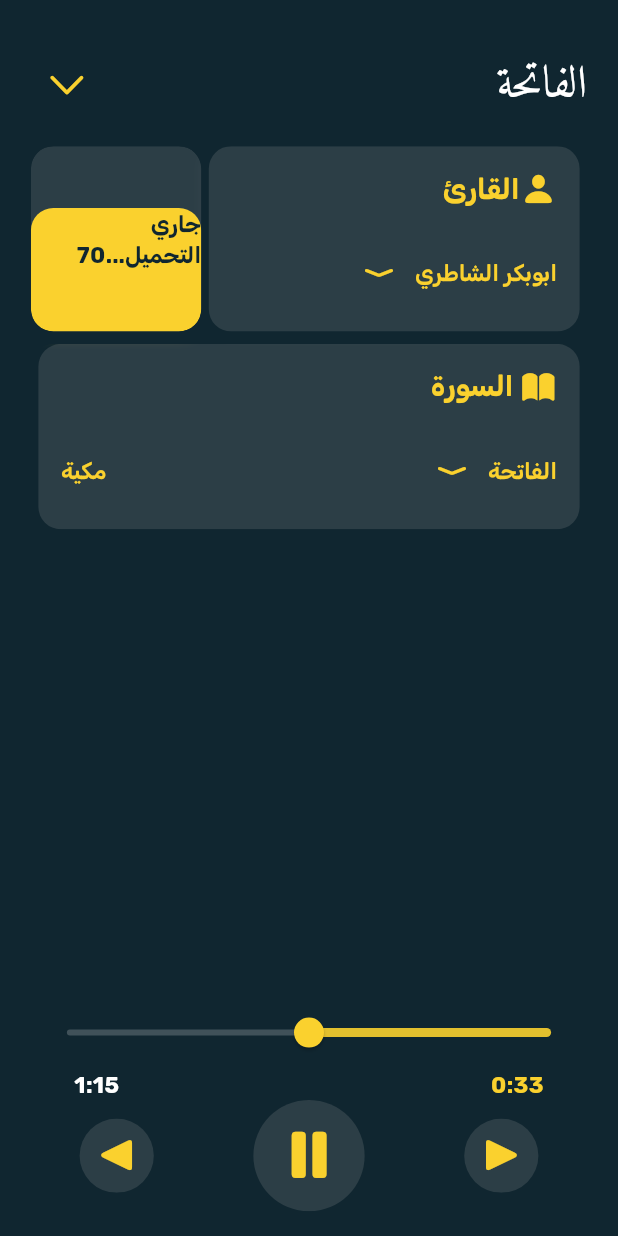
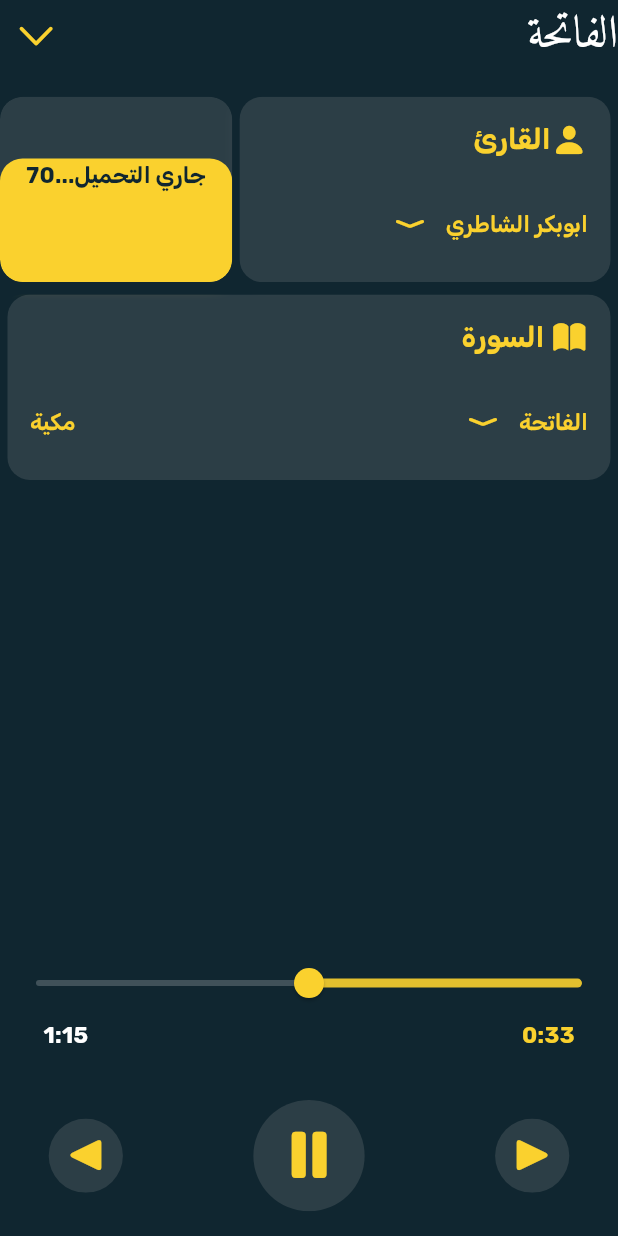
Before and after one commit to M03een/moben, a Flutter app: the PlayViewBody widget shown alone on an empty page, opened directly, on a phone screen of 412 x 824 dp. Run offline on Flutter 3.47's test engine with Material 3 defaults, Android fonts, the phone set to English and light mode, and no system bars; our stand-ins replace dio, get; network calls fail.

Commit message:
refactor code

```diff
--- a/lib/view/home_view/widgets/home_view_body.dart
+++ b/lib/view/home_view/widgets/home_view_body.dart
@@ -28,9 +28,7 @@ class HomeViewBody extends StatelessWidget {
           Obx(
             () {
               if (surahController.isLoading.value) {
-                return const Center(
-                  child: CircularProgressIndicator(),
-                );
+                return const CircularProgressIndicator();
               } else {
                 return ListView.builder(
                   physics: const NeverScrollableScrollPhysics(),
--- a/lib/view/play_view/widgets/play_view_body.dart
+++ b/lib/view/play_view/widgets/play_view_body.dart
@@ -1,5 +1,4 @@
 import 'package:flutter/material.dart';
-import 'package:moben/utils/widgets/text_filling_loader.dart';
 import 'package:moben/view/play_view/widgets/play_view_appbar.dart';
 import 'package:moben/view/play_view/widgets/reader_and_download_widget.dart';
 import 'package:moben/view/play_view/widgets/surah_widget.dart';
@@ -15,15 +14,7 @@ class PlayViewBody extends StatelessWidget {
 
   @override
   Widget build(BuildContext context) {
-    return Padding(
-      padding: EdgeInsets.fromLTRB(
-        screenWidth(context) * 0.05,
-        screenHeight(context) * 0.04,
-        screenWidth(context) * 0.05,
-        0,
-      ),
-      child: Column(
-
+    return Column(
       children:[
         const PlayViewAppbar(
           surahName: 'الفاتحة',
@@ -39,8 +30,9 @@ class PlayViewBody extends StatelessWidget {
           surahName: 'الفاتحة',
           isMakkia: true,
         ),
-          Spacer(),
+        const Spacer(),
         const AudioTimeLine(),
+        (screenHeight(context) * 0.04).sh,
         AudioController(
           next: () {},
           previous: () {},
@@ -48,7 +40,6 @@ class PlayViewBody extends StatelessWidget {
         ),
         (screenHeight(context) * 0.02).sh,
       ],
-      ),
     );
   }
 }
```
Also changed, not shown: lib/utils/widgets/glow_background.dart (added, +53 -0 lines), lib/view/download_view/download_view.dart (+7 -12 lines), lib/view/home_view/home_view.dart (+7 -23 lines), lib/view/play_view/play_view.dart (+8 -15 lines). Lines whose indentation alone changed are shown as unchanged.
